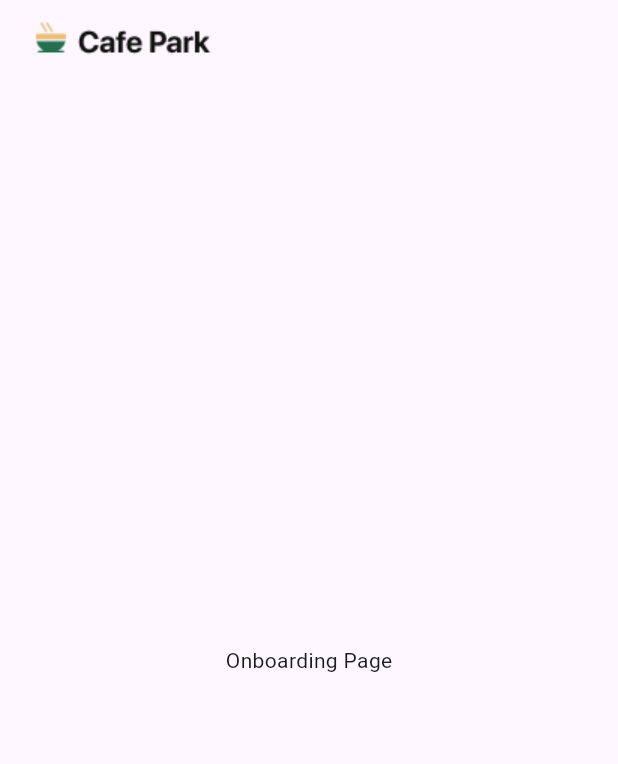
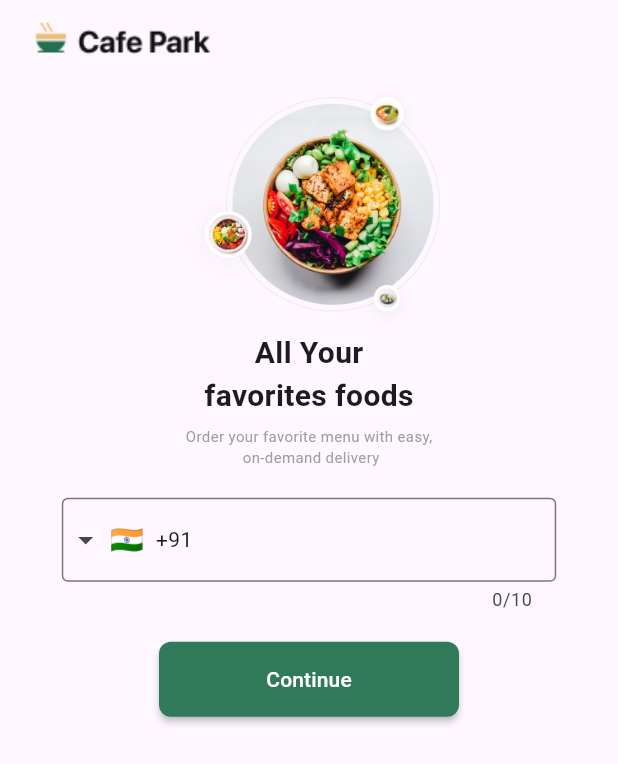
Before and after one commit to abhinav-vanihba/cafe-park, a Flutter app: the screen it shows after launch, on a phone screen of 412 x 824 dp. Shown: the top 764 px of the screen. Run offline on Flutter 3.47's test engine with Material 3 defaults, Android fonts, the phone set to English and light mode, and no system bars; drawn by our look-alikes of carousel_slider, intl_phone_field; generated files the repository leaves out were written again.

Commit message:
Onboarding Screen done

```diff
--- a/lib/src/app.dart
+++ b/lib/src/app.dart
@@ -54,7 +54,8 @@ class MyApp extends StatelessWidget {
           // Define a light and dark color theme. Then, read the user's
           // preferred ThemeMode (light, dark, or system default) from the
           // SettingsController to display the correct theme.
-          theme: ThemeData(),
+          theme: ThemeData(
+              useMaterial3: true, primaryColor: const Color(0XFF307A59)),
           darkTheme: ThemeData.dark(),
           themeMode: settingsController.themeMode,
 
--- a/lib/src/onboarding/onboarding.dart
+++ b/lib/src/onboarding/onboarding.dart
@@ -1,5 +1,7 @@
 import 'package:flutter/material.dart';
-import 'dart:async';
+import 'package:carousel_slider/carousel_slider.dart';
+import 'package:flutter/widgets.dart';
+import 'package:intl_phone_field/intl_phone_field.dart';
 
 class OnboardingScreen extends StatefulWidget {
   const OnboardingScreen({super.key});
@@ -9,16 +11,97 @@ class OnboardingScreen extends StatefulWidget {
 }
 
 class _OnboardingScreenState extends State<OnboardingScreen> {
+  final items = [
+    Image.asset('assets/images/carousel_image_1.png'),
+    Image.asset('assets/images/carousel_image_2.png')
+  ];
+
+  int currentIndex = 0;
+  String phoneNumber = '';
+
   @override
   Widget build(BuildContext context) {
     return Scaffold(
       appBar: AppBar(
           title: const Image(
               image: AssetImage('assets/images/onboardingHeader.png'))),
-      body: const Center(
-          child: Text(
-        "Onboarding Page",
-      )),
+      body: SingleChildScrollView(
+        child: Center(
+            child: SizedBox(
+          width: MediaQuery.of(context).size.width * 0.8,
+          child: Column(
+            mainAxisAlignment: MainAxisAlignment.center,
+            crossAxisAlignment: CrossAxisAlignment.center,
+            children: [
+              CarouselSlider(
+                options: CarouselOptions(
+                  autoPlay: true,
+                  aspectRatio: 2.0,
+                  enlargeCenterPage: false,
+                  onPageChanged: (index, reason) {
+                    setState(() {
+                      currentIndex = index;
+                    });
+                  },
+                ),
+                items: items,
+              ),
+              const Text(
+                "All Your",
+                style: TextStyle(fontSize: 20, fontWeight: FontWeight.bold),
+              ),
+              const Text(
+                "favorites foods",
+                style: TextStyle(fontSize: 20, fontWeight: FontWeight.bold),
+              ),
+              const SizedBox(
+                height: 5,
+              ),
+              const Text(
+                "Order your favorite menu with easy,",
+                style: TextStyle(fontSize: 10, color: Colors.grey),
+              ),
+              const Text(
+                " on-demand delivery",
+                style: TextStyle(fontSize: 10, color: Colors.grey),
+              ),
+              const SizedBox(
+                height: 20,
+              ),
+              IntlPhoneField(
+                decoration: const InputDecoration(
+                  border: OutlineInputBorder(
+                    borderSide: BorderSide(),
+                  ),
+                ),
+                initialCountryCode: 'IN',
+                onChanged: (phone) {
+                  setState(() {
+                    phoneNumber = phone.completeNumber;
+                  });
+                },
+              ),
+              const SizedBox(
+                height: 20,
+              ),
+              SizedBox(
+                height: 50.0, // Set the desired height
+                width: 200.0, // Set the desired width
+                child: MaterialButton(
+                  color: Theme.of(context).primaryColor,
+                  textColor: Colors.white,
+                  onPressed: () {},
+                  shape: RoundedRectangleBorder(
+                    borderRadius: BorderRadius.circular(
+                        8.0), // Set the desired border radius
+                  ),
+                  child: const Text('Continue'),
+                ),
+              )
+            ],
+          ),
+        )),
+      ),
     );
   }
 }
--- a/pubspec.yaml
+++ b/pubspec.yaml
@@ -10,6 +10,8 @@ environment:
   sdk: ">=3.3.1 <4.0.0"
 
 dependencies:
+  carousel_slider: ^4.2.1
+  intl_phone_field: ^3.1.0
   flutter:
     sdk: flutter
   flutter_localizations:
```
Also changed, not shown: assets/images/carousel_image_1.png (added), assets/images/carousel_image_2.png (added), pubspec.lock.
